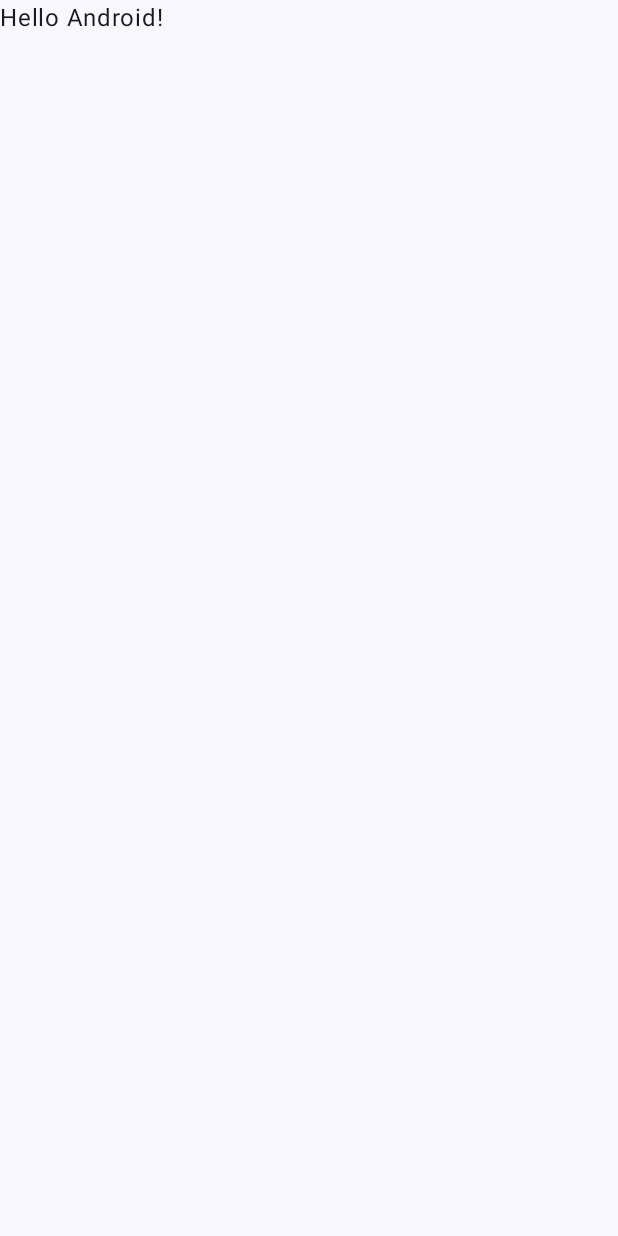
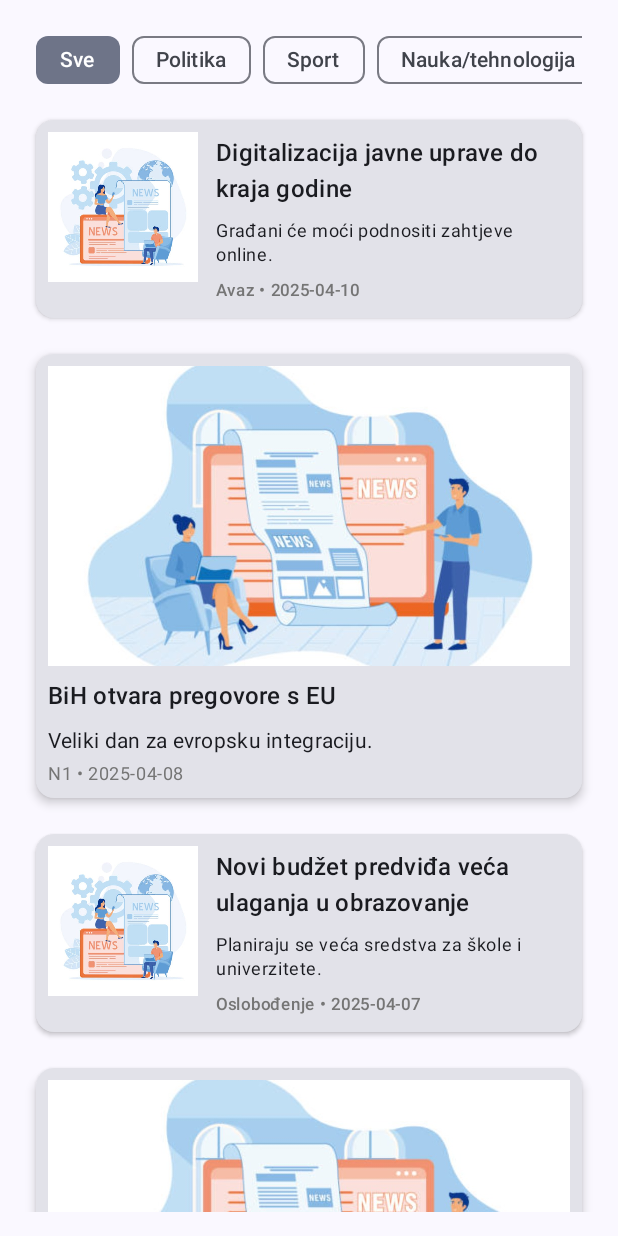
Before and after one commit to nvatric/kotlinNewsApp, an Android app built with Jetpack Compose: the screen it shows after launch (MainActivity), on a phone screen of 412 x 824 dp. Before the commit the screen is almost empty. Run offline under Robolectric (Android 15) with nearby library versions, the phone set to English and light mode, and no system bars.

```diff
--- a/app/build.gradle.kts
+++ b/app/build.gradle.kts
@@ -56,4 +56,6 @@ dependencies {
     androidTestImplementation(libs.androidx.ui.test.junit4)
     debugImplementation(libs.androidx.ui.tooling)
     debugImplementation(libs.androidx.ui.test.manifest)
+    androidTestImplementation("org.jetbrains.kotlin:kotlin-test-junit")
+    testImplementation(kotlin("test"))
 }
--- a/app/src/main/java/etf/ri/rma/newsfeedapp/MainActivity.kt
+++ b/app/src/main/java/etf/ri/rma/newsfeedapp/MainActivity.kt
@@ -4,13 +4,8 @@ import android.os.Bundle
 import androidx.activity.ComponentActivity
 import androidx.activity.compose.setContent
 import androidx.activity.enableEdgeToEdge
-import androidx.compose.foundation.layout.fillMaxSize
-import androidx.compose.foundation.layout.padding
-import androidx.compose.material3.Scaffold
-import androidx.compose.material3.Text
-import androidx.compose.runtime.Composable
-import androidx.compose.ui.Modifier
-import androidx.compose.ui.tooling.preview.Preview
+import androidx.compose.material3.Surface
+import etf.ri.rma.newsfeedapp.screen.NewsFeedScreen
 import etf.ri.rma.newsfeedapp.ui.theme.NewsFeedAppTheme
 
 class MainActivity : ComponentActivity() {
@@ -19,29 +14,10 @@ class MainActivity : ComponentActivity() {
         enableEdgeToEdge()
         setContent {
             NewsFeedAppTheme {
-                Scaffold(modifier = Modifier.fillMaxSize()) { innerPadding ->
-                    Greeting(
-                        name = "Android",
-                        modifier = Modifier.padding(innerPadding)
-                    )
+                Surface{
+                    NewsFeedScreen()
                 }
             }
         }
     }
 }
-
-@Composable
-fun Greeting(name: String, modifier: Modifier = Modifier) {
-    Text(
-        text = "Hello $name!",
-        modifier = modifier
-    )
-}
-
-@Preview(showBackground = true)
-@Composable
-fun GreetingPreview() {
-    NewsFeedAppTheme {
-        Greeting("Android")
-    }
-}
--- /dev/null
+++ b/app/src/main/java/etf/ri/rma/newsfeedapp/data/NewsData.kt
@@ -0,0 +1,212 @@
+package etf.ri.rma.newsfeedapp.data
+
+import etf.ri.rma.newsfeedapp.model.NewsItem
+import java.util.UUID
+
+object NewsData {
+    fun getAllNews(): List<NewsItem>{
+        return listOf(
+            NewsItem(
+                id = UUID.randomUUID().toString(),
+                title = "Digitalizacija javne uprave do kraja godine",
+                snippet = "Građani će moći podnositi zahtjeve online.",
+                imageUrl = null,
+                category = "Politika",
+                isFeatured = false,
+                source = "Avaz",
+                publishedDate = "2025-04-10"
+            ),
+            NewsItem(
+                id = UUID.randomUUID().toString(),
+                title = "BiH otvara pregovore s EU",
+                snippet = "Veliki dan za evropsku integraciju.",
+                imageUrl = null,
+                category = "Politika",
+                isFeatured = true,
+                source = "N1",
+                publishedDate = "2025-04-08"
+            ),
+            NewsItem(
+                id = UUID.randomUUID().toString(),
+                title = "Novi budžet predviđa veća ulaganja u obrazovanje",
+                snippet = "Planiraju se veća sredstva za škole i univerzitete.",
+                imageUrl = null,
+                category = "Politika",
+                isFeatured = false,
+                source = "Oslobođenje",
+                publishedDate = "2025-04-07"
+            ),
+            NewsItem(
+                id = UUID.randomUUID().toString(),
+                title = "Parlament raspravlja o novim zakonima za mlade",
+                snippet = "Poticaji za zapošljavanje i obrazovanje.",
+                imageUrl = null,
+                category = "Politika",
+                isFeatured = true,
+                source = "Nezavisne novine",
+                publishedDate = "2025-04-06"
+            ),
+            NewsItem(
+                id = UUID.randomUUID().toString(),
+                title = "Ministar sigurnosti upozorava na cyber prijetnje",
+                snippet = "Poziv na jačanje zaštite IT sistema.",
+                imageUrl = null,
+                category = "Politika",
+                isFeatured = false,
+                source = "RTRS",
+                publishedDate = "2025-04-05"
+            ),
+            NewsItem(
+                id = UUID.randomUUID().toString(),
+                title = "Predsjedništvo BiH na samitu u Beču",
+                snippet = "Ekonomska saradnja u fokusu sastanka.",
+                imageUrl = null,
+                category = "Politika",
+                isFeatured = true,
+                source = "Al Jazeera Balkans",
+                publishedDate = "2025-04-04"
+            ),
+            NewsItem(
+                id = UUID.randomUUID().toString(),
+                title = "FK Sarajevo izborio finale Kupa BiH",
+                snippet = "Pobjedom protiv Širokog Brijega osigurali plasman u veliko finale.",
+                imageUrl = null,
+                category = "Sport",
+                isFeatured = false,
+                source = "Sportske.ba",
+                publishedDate = "2025-04-11"
+            ),
+            NewsItem(
+                id = UUID.randomUUID().toString(),
+                title = "Zmajevi spremni za meč protiv Italije",
+                snippet = "Selektor kaže: 'Ovo je naša šansa!'",
+                imageUrl = null,
+                category = "Sport",
+                isFeatured = true,
+                source = "SportSport.ba",
+                publishedDate = "2025-04-10"
+            ),
+
+            NewsItem(
+                id = UUID.randomUUID().toString(),
+                title = "Sarajevski maraton oborio rekorde",
+                snippet = "Preko 12.000 učesnika iz 40 zemalja.",
+                imageUrl = null,
+                category = "Sport",
+                isFeatured = false,
+                source = "Avaz",
+                publishedDate = "2025-04-09"
+            ),
+            NewsItem(
+                id = UUID.randomUUID().toString(),
+                title = "Mladi teniser iz Tuzle pobijedio na turniru u Rimu",
+                snippet = "Talent koji obećava veliku karijeru.",
+                imageUrl = null,
+                category = "Sport",
+                isFeatured = true,
+                source = "Klix.ba",
+                publishedDate = "2025-04-08"
+            ),
+            NewsItem(
+                id = UUID.randomUUID().toString(),
+                title = "Košarkašice BiH plasirale se na EP",
+                snippet = "Dramatična završnica protiv Češke.",
+                imageUrl = null,
+                category = "Sport",
+                isFeatured = false,
+                source = "N1",
+                publishedDate = "2025-04-07"
+            ),
+            NewsItem(
+                id = UUID.randomUUID().toString(),
+                title = "Banjalučki klub osvaja titulu",
+                snippet = "Fudbalski klasik odlučen penalima.",
+                imageUrl = null,
+                category = "Sport",
+                isFeatured = true,
+                source = "RTRS",
+                publishedDate = "2025-04-06"
+            ),
+            NewsItem(
+                id = UUID.randomUUID().toString(),
+                title = "eSports ekipa iz Sarajeva među top 10 u Evropi",
+                snippet = "Ogroman uspjeh domaće gaming scene.",
+                imageUrl = null,
+                category = "Sport",
+                isFeatured = false,
+                source = "Oslobođenje",
+                publishedDate = "2025-04-05"
+            ),
+            NewsItem(
+                id = UUID.randomUUID().toString(),
+                title = "Bosanskohercegovački naučnici razvili biorazgradivu plastiku",
+                snippet = "Revolucionarno otkriće u borbi protiv zagađenja.",
+                imageUrl = null,
+                category = "Nauka/tehnologija",
+                isFeatured = true,
+                source = "Al Jazeera Balkans",
+                publishedDate = "2025-04-10"
+            ),
+            NewsItem(
+                id = UUID.randomUUID().toString(),
+                title = "Studenti ETF-a konstruisali autonomnog robota",
+                snippet = "Robot koji se može snalaziti u lavirintima.",
+                imageUrl = null,
+                category = "Nauka/tehnologija",
+                isFeatured = false,
+                source = "Klix.ba",
+                publishedDate = "2025-04-09"
+            ),
+            NewsItem(
+                id = UUID.randomUUID().toString(),
+                title = "Prva bh. kompanija lansira nanosatelit",
+                snippet = "Projekat u saradnji sa evropskom svemirskom agencijom.",
+                imageUrl = null,
+                category = "Nauka/tehnologija",
+                isFeatured = true,
+                source = "N1",
+                publishedDate = "2025-04-08"
+            ),
+            NewsItem(
+                id = UUID.randomUUID().toString(),
+                title = "AI startup iz BiH privukao milionsku investiciju",
+                snippet = "Algoritam koji predviđa bolesti u ranoj fazi.",
+                imageUrl = null,
+                category = "Nauka/tehnologija",
+                isFeatured = false,
+                source = "Avaz",
+                publishedDate = "2025-04-07"
+            ),
+            NewsItem(
+                id = UUID.randomUUID().toString(),
+                title = "Otvorena nova STEM laboratorija za djecu",
+                snippet = "Podsticanje radoznalosti od najranijih godina.",
+                imageUrl = null,
+                category = "Nauka/tehnologija",
+                isFeatured = true,
+                source = "Nezavisne novine",
+                publishedDate = "2025-04-06"
+            ),
+            NewsItem(
+                id = UUID.randomUUID().toString(),
+                title = "Inovacija iz BiH testira se u Švicarskoj",
+                snippet = "Pametna narukvica za mjerenje vitalnih funkcija.",
+                imageUrl = null,
+                category = "Nauka/tehnologija",
+                isFeatured = false,
+                source = "Oslobođenje",
+                publishedDate = "2025-04-05"
+            ),
+            NewsItem(
+                id = UUID.randomUUID().toString(),
+                title = "Sarajevski studenti razvili aplikaciju za učenje uz pomoć AI",
+                snippet = "Nova aplikacija koristi vještačku inteligenciju za personalizirano učenje.",
+                imageUrl = null,
+                category = "Nauka/tehnologija",
+                isFeatured = true,
+                source = "Klix.ba",
+                publishedDate = "2025-04-10"
+            )
+        )
+    }
+}
--- /dev/null
+++ b/app/src/main/java/etf/ri/rma/newsfeedapp/model/NewsItem.kt
@@ -0,0 +1,12 @@
+package etf.ri.rma.newsfeedapp.model
+
+data class NewsItem(
+    val id: String,
+    val title: String,
+    val snippet: String,
+    val imageUrl: String?,
+    val category: String,
+    val isFeatured: Boolean,
+    val source: String,
+    val publishedDate: String
+)
--- /dev/null
+++ b/app/src/main/java/etf/ri/rma/newsfeedapp/screen/FeaturedNewsCard.kt
@@ -0,0 +1,76 @@
+package etf.ri.rma.newsfeedapp.screen
+
+import androidx.compose.foundation.Image
+import androidx.compose.foundation.layout.Column
+import androidx.compose.foundation.layout.Spacer
+import androidx.compose.foundation.layout.fillMaxWidth
+import androidx.compose.foundation.layout.height
+import androidx.compose.foundation.layout.padding
+import androidx.compose.material3.Card
+import androidx.compose.material3.CardDefaults
+import androidx.compose.material3.MaterialTheme
+import androidx.compose.material3.Text
+import androidx.compose.runtime.Composable
+import androidx.compose.ui.Modifier
+import androidx.compose.ui.graphics.Color
+import androidx.compose.ui.layout.ContentScale
+import androidx.compose.ui.res.painterResource
+import androidx.compose.ui.text.style.TextOverflow
+import androidx.compose.ui.unit.dp
+import etf.ri.rma.newsfeedapp.R
+import etf.ri.rma.newsfeedapp.model.NewsItem
+
+
+@Composable
+fun FeaturedNewsCard(newsItem: NewsItem) {
+    Card(
+        modifier = Modifier
+            .fillMaxWidth()
+            .padding(8.dp),
+        elevation = CardDefaults.cardElevation(4.dp)
+    ) {
+        Column(
+            modifier = Modifier
+                .fillMaxWidth()
+                .padding(horizontal = 8.dp, vertical = 8.dp)
+        ) {
+            Image(
+                painter = painterResource(id = R.drawable.vijesti3),
+                contentDescription = "image",
+                contentScale = ContentScale.Crop,
+                modifier = Modifier
+                    .fillMaxWidth()
+                    .height(200.dp)
+            )
+
+            Spacer(modifier = Modifier.height(8.dp))
+
+            Text(
+                text = newsItem.title,
+                style = MaterialTheme.typography.titleMedium,
+                maxLines = 2,
+                overflow = TextOverflow.Ellipsis,
+                modifier = Modifier.fillMaxWidth()
+            )
+
+            Spacer(modifier = Modifier.height(8.dp))
+
+            Text(
+                text = newsItem.snippet,
+                style = MaterialTheme.typography.bodyMedium,
+                maxLines = 2,
+                overflow = TextOverflow.Ellipsis,
+                modifier = Modifier.fillMaxWidth()
+            )
+
+            Spacer(modifier = Modifier.height(4.dp))
+
+            Text(
+                text = "${newsItem.source} • ${newsItem.publishedDate}",
+                style = MaterialTheme.typography.bodySmall,
+                color = Color(0xFF757575),
+                modifier = Modifier.fillMaxWidth()
+            )
+        }
+    }
+}
--- /dev/null
+++ b/app/src/main/java/etf/ri/rma/newsfeedapp/screen/FilterSection.kt
@@ -0,0 +1,61 @@
+package etf.ri.rma.newsfeedapp.screen
+
+import androidx.compose.foundation.layout.Arrangement
+import androidx.compose.foundation.layout.fillMaxWidth
+import androidx.compose.foundation.layout.padding
+import androidx.compose.foundation.lazy.LazyRow
+import androidx.compose.material3.FilterChip
+import androidx.compose.material3.Text
+import androidx.compose.runtime.Composable
+import androidx.compose.ui.Modifier
+import androidx.compose.ui.platform.testTag
+import androidx.compose.ui.unit.dp
+import androidx.compose.foundation.lazy.items
+
+@Composable
+fun FilterSection(
+    selectedCategory: String,
+    onCategorySelected: (String) -> Unit
+) {
+    val categories = listOf(
+        "Sve" to "filter_chip_all",
+        "Politika" to "filter_chip_pol",
+        "Sport" to "filter_chip_spo",
+        "Nauka/tehnologija" to "filter_chip_sci",
+        "Svijet" to "filter_chip_empty"
+    )
+
+    LazyRow(
+        modifier = Modifier
+            .fillMaxWidth()
+            .padding(horizontal = 8.dp),
+        horizontalArrangement = Arrangement.spacedBy(8.dp)
+    ) {
+        items(categories) { pair->
+            val (category, testTag) =pair
+            FilterChipItem(
+                category = category,
+                selected = selectedCategory == category,
+                onClick = onCategorySelected,
+                testTag = testTag
+            )
+        }
+    }
+}
+
+@Composable
+fun FilterChipItem(
+    category: String,
+    selected: Boolean,
+    onClick: (String) -> Unit,
+    testTag: String
+) {
+    FilterChip(
+        selected = selected,
+        onClick = {
+            if (!selected) onClick(category)
+        },
+        label = { Text(category) },
+        modifier = Modifier.testTag(testTag)
+    )
+}
--- /dev/null
+++ b/app/src/main/java/etf/ri/rma/newsfeedapp/screen/NewsFeedScreen.kt
@@ -0,0 +1,60 @@
+package etf.ri.rma.newsfeedapp.screen
+
+import androidx.compose.foundation.layout.Arrangement
+import androidx.compose.foundation.layout.Column
+import androidx.compose.foundation.layout.Spacer
+import androidx.compose.foundation.layout.height
+import androidx.compose.foundation.layout.padding
+import androidx.compose.foundation.lazy.LazyColumn
+import androidx.compose.foundation.lazy.items
+import androidx.compose.runtime.Composable
+import androidx.compose.runtime.getValue
+import androidx.compose.runtime.mutableStateOf
+import androidx.compose.runtime.remember
+import androidx.compose.runtime.setValue
+import androidx.compose.ui.Modifier
+import androidx.compose.ui.unit.dp
+import etf.ri.rma.newsfeedapp.data.NewsData
+import androidx.compose.ui.platform.testTag
+
+
+
+@Composable
+fun NewsFeedScreen(){
+    var selectedCategory by remember { mutableStateOf("Sve")}
+    val allNews=NewsData.getAllNews()
+    val filteredNews = when (selectedCategory) {
+        "Politika" -> allNews.filter { it.category == "Politika" }
+        "Sport" -> allNews.filter { it.category == "Sport" }
+        "Nauka/tehnologija" -> allNews.filter { it.category == "Nauka/tehnologija" }
+        "Svijet" -> allNews.filter { it.category =="Svijet" }
+        else -> allNews
+    }
+
+    Column(modifier = Modifier.padding(16.dp)) {
+
+        FilterSection(
+            selectedCategory = selectedCategory,
+            onCategorySelected = { selectedCategory = it }
+        )
+        Spacer(modifier = Modifier.height(8.dp))
+
+        if (filteredNews.isEmpty()) {
+            MessageCard(poruka= "Nema pronađenih vijesti u kategoriji $selectedCategory")
+        } else {
+
+            LazyColumn(
+                modifier = Modifier.testTag("news_list"),
+                verticalArrangement = Arrangement.spacedBy(8.dp)
+            ) {
+                items(filteredNews, key = { it.id }) { newsItem ->
+                    if (newsItem.isFeatured) {
+                        FeaturedNewsCard(newsItem)
+                    } else {
+                        StandardNewsCard(newsItem)
+                    }
+                }
+            }
+        }
+    }
+}
--- /dev/null
+++ b/app/src/main/java/etf/ri/rma/newsfeedapp/screen/StandardNewsCard.kt
@@ -0,0 +1,88 @@
+package etf.ri.rma.newsfeedapp.screen
+
+import androidx.compose.foundation.Image
+import androidx.compose.foundation.background
+import androidx.compose.foundation.layout.*
+import androidx.compose.material3.Card
+import androidx.compose.material3.CardDefaults
+import androidx.compose.material3.MaterialTheme
+import androidx.compose.material3.Text
+import androidx.compose.runtime.Composable
+import androidx.compose.ui.Alignment
+import androidx.compose.ui.Modifier
+import androidx.compose.ui.graphics.Color
+import androidx.compose.ui.layout.ContentScale
+import androidx.compose.ui.res.painterResource
+import androidx.compose.ui.text.style.TextOverflow
+import androidx.compose.ui.unit.dp
+import etf.ri.rma.newsfeedapp.R
+import etf.ri.rma.newsfeedapp.model.NewsItem
+
+@Composable
+fun StandardNewsCard(newsItem: NewsItem) {
+    Card(
+        modifier = Modifier
+            .fillMaxWidth()
+            .padding(8.dp),
+        elevation = CardDefaults.cardElevation(2.dp)
+    ) {
+        Row(
+            modifier = Modifier.padding(8.dp),
+            verticalAlignment = Alignment.Top
+        ) {
+
+            Box(
+                modifier = Modifier
+                    .size(100.dp)
+                    .background(Color.LightGray),
+            ) {
+                Image(
+                    painter = painterResource(id = R.drawable.vijesti2),
+                    contentDescription = "news image",
+                    contentScale = ContentScale.Crop,
+                    modifier = Modifier
+                        .fillMaxWidth()
+                        .fillMaxHeight()
+                )
+            }
+
+            Spacer(modifier = Modifier.width(8.dp))
+
+            Column(modifier = Modifier.fillMaxWidth()) {
+
+                Text(
+                    text = newsItem.title,
+                    style = MaterialTheme.typography.titleMedium,
+                    maxLines = 2,
+                    overflow = TextOverflow.Ellipsis,
+                    modifier = Modifier
+                        .fillMaxWidth()
+                        .padding(horizontal = 4.dp, vertical = 2.dp)
+                )
+
+                Spacer(modifier = Modifier.height(4.dp))
+
+                Text(
+                    text = newsItem.snippet,
+                    style = MaterialTheme.typography.bodySmall,
+                    maxLines = 2,
+                    overflow = TextOverflow.Ellipsis,
+                    modifier = Modifier
+                        .fillMaxWidth()
+                        .padding(horizontal = 4.dp, vertical = 2.dp)
+                )
+
+                Spacer(modifier = Modifier.height(4.dp))
+
+                Text(
+                    text = "${newsItem.source} • ${newsItem.publishedDate}",
+                    style = MaterialTheme.typography.labelSmall,
+                    color = Color(0xFF757575),
+                    modifier = Modifier
+                        .fillMaxWidth()
+                        .padding(horizontal = 4.dp, vertical = 2.dp)
+                )
+            }
+        }
+    }
+}
```
Also changed, not shown: app/src/main/java/etf/ri/rma/newsfeedapp/screen/MessageCard.kt (added, +25 -0 lines), app/src/main/java/etf/ri/rma/newsfeedapp/screen/NewsList.kt (added, +28 -0 lines), app/src/main/res/drawable/news.jpg (added), app/src/main/res/drawable/vijesti.jpg (added), app/src/main/res/drawable/vijesti1.jpg (added), app/src/main/res/drawable/vijesti2.jpg (added), app/src/main/res/drawable/vijesti3.jpg (added), app/src/main/res/drawable/vijesti4.jpg (added), 2 other files.
